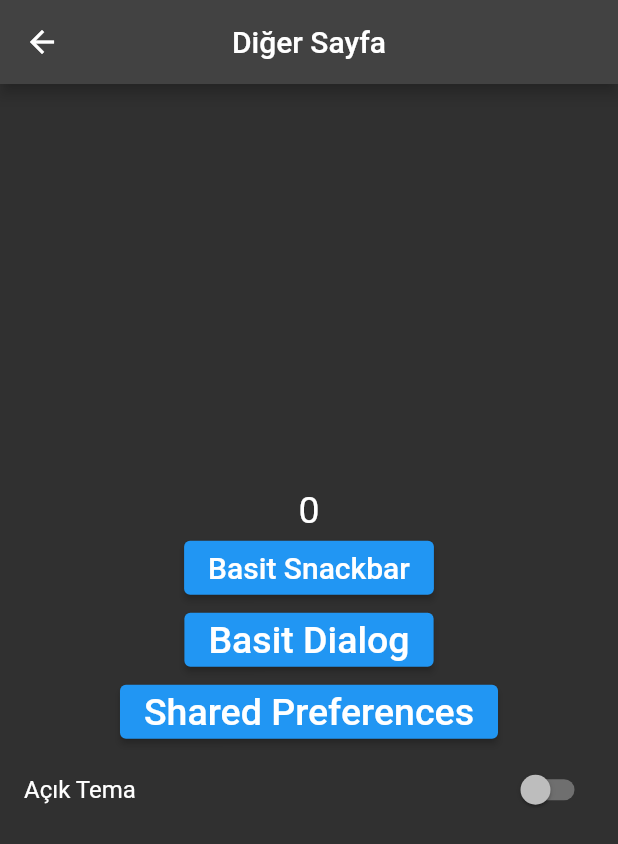
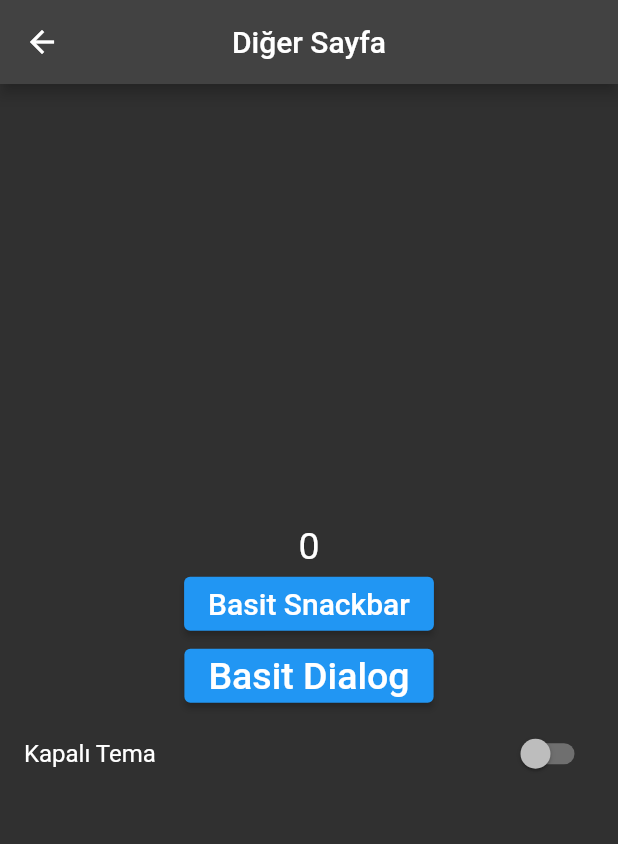
Before and after one commit to endmr11/getx_kullanimi, a Flutter app: the screen it shows after launch, after a tap on "Diğer Sayfa", on a phone screen of 412 x 824 dp. Shown: the top 844 px of the screen. Run offline on Flutter 3.47's test engine with Material 2 defaults, Android fonts, the phone set to English and light mode, and no system bars; our stand-ins replace get, get_storage.

Commit message:
Daha temiz ve kullanılabilir hale getirilmiştir. :)

```diff
--- a/lib/main.dart
+++ b/lib/main.dart
@@ -6,14 +6,12 @@ import 'package:get_storage/get_storage.dart';
 void main() async {
   await GetStorage.init();
   runApp(
-    SimpleBuilder(
-      builder: (_) {
-        return GetMaterialApp(
-          debugShowCheckedModeBanner: false,
-          theme: TemaYonetimi().theme,
-          home: Home(),
-        );
-      },
+    GetMaterialApp(
+      debugShowCheckedModeBanner: false,
+      theme: TemaYonetimi().isLight
+          ? ThemeData.light()
+          : ThemeData.dark(), //TemaYonetimi().theme,
+      home: Home(),
     ),
   );
 }
@@ -113,36 +111,6 @@ class _SecondState extends State<Second> {
                 fontSize: 25.0,
               ),
             ),
-            /*ElevatedButton(
-              onPressed: () {
-                if (_darkThemeEnabled) {
-                  Get.changeTheme(
-                    ThemeData(
-                      primaryColor: Colors.blue,
-                      buttonColor: Colors.blue,
-                      accentColor: Colors.blue,
-                    ),
-                  );
-                  _darkThemeEnabled = false;
-                } else {
-                  Get.changeTheme(
-                    ThemeData(
-                      primaryColor: Colors.grey[900],
-                      buttonColor: Colors.grey[900],
-                      accentColor: Colors.grey[900],
-                    ), /*ThemeData.dark()*/
-                  );
-                  _darkThemeEnabled = true;
-                }
-              },
-              child: Text(
-                'Tema Değiştir',
-                style: TextStyle(
-                  fontSize: 25.0,
-                  color: Colors.white,
-                ),
-              ),
-            ),*/
             ElevatedButton(
               onPressed: () {
                 Get.snackbar(
@@ -201,27 +169,22 @@ class _SecondState extends State<Second> {
                 ),
               ),
             ),
-            ElevatedButton(
-              onPressed: () {
-                temaYonetimi.changeTheme(!temaYonetimi.isLight);
-                setState(() {});
-              },
-              child: Text(
-                'Shared Preferences',
-                style: TextStyle(
-                  fontSize: 25.0,
-                  color: Colors.white,
-                ),
-              ),
-            ),
             SwitchListTile(
               value: temaYonetimi.isLight,
               title: temaYonetimi.isLight
-                  ? Text("Kapalı Tema")
-                  : Text("Açık Tema"),
+                  ? Text("Açık Tema")
+                  : Text("Kapalı Tema"),
               onChanged: (val) {
                 temaYonetimi.changeTheme(val);
                 setState(() {});
+
+                if (temaYonetimi.isLight) {
+                  Get.changeTheme(ThemeData.light());
+                  _darkThemeEnabled = false;
+                } else {
+                  Get.changeTheme(ThemeData.dark());
+                  _darkThemeEnabled = true;
+                }
               },
             ),
           ],
```
Also changed, not shown: 1 other file.
